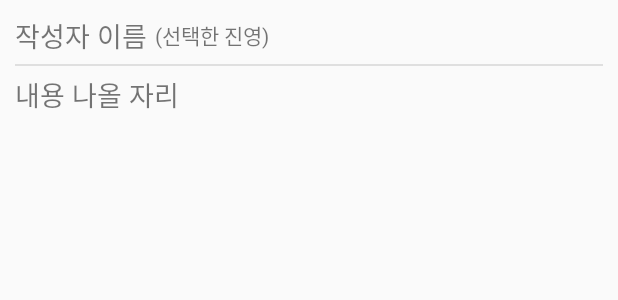
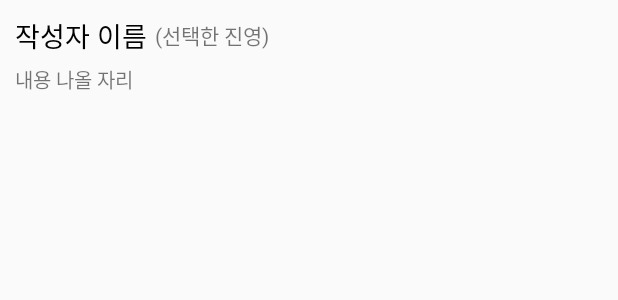
Before and after one commit to cho881020/Colosseum_Namu, an Android app: the layout reply_list_item.xml on its own in the app's theme, with its tools: preview values and no code run, on a phone screen of 412 x 824 dp. Shown: the top 300 px of the screen. Run offline under Robolectric (Android 15) with nearby library versions, the phone set to English and light mode, and no system bars.

Commit message:
댓글 UI 변경

```diff
--- a/app/src/main/java/kr/co/namu/colosseum/adapters/ReplyAdapter.kt
+++ b/app/src/main/java/kr/co/namu/colosseum/adapters/ReplyAdapter.kt
@@ -34,7 +34,7 @@ class ReplyAdapter(val mContext:Context, val resId:Int, val mList:ArrayList<Repl
         val data = mList[position]
 
         writerNameTxt.text = data.user.nickName
-        sideTxt.text = data.side.title
+        sideTxt.text = "(${data.side.title})"
         contentTxt.text = data.content
 
         return row
--- a/app/src/main/res/layout/reply_list_item.xml
+++ b/app/src/main/res/layout/reply_list_item.xml
@@ -21,6 +21,7 @@
                 android:layout_width="wrap_content"
                 android:layout_height="wrap_content"
                 android:text="작성자 이름"
+                android:textColor="#000000"
                 android:textSize="18sp" />
 
             <TextView
@@ -32,17 +33,12 @@
 
         </LinearLayout>
 
-        <TextView
-            android:layout_width="match_parent"
-            android:layout_height="1dp"
-            android:layout_marginTop="5dp"
-            android:background="#DFDFDF" />
 
         <TextView
             android:id="@+id/contentTxt"
             android:layout_width="wrap_content"
             android:layout_height="wrap_content"
-            android:textSize="18sp"
+            android:textSize="13sp"
             android:text="내용 나올 자리"
             android:layout_marginTop="5dp"
             />
```
